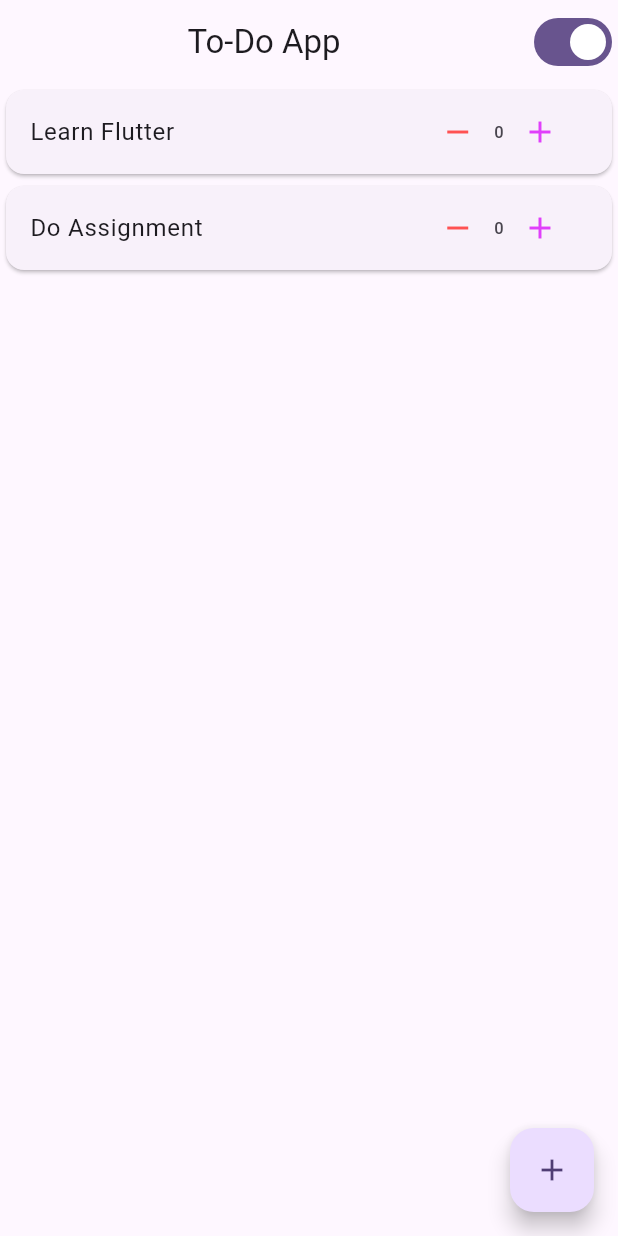
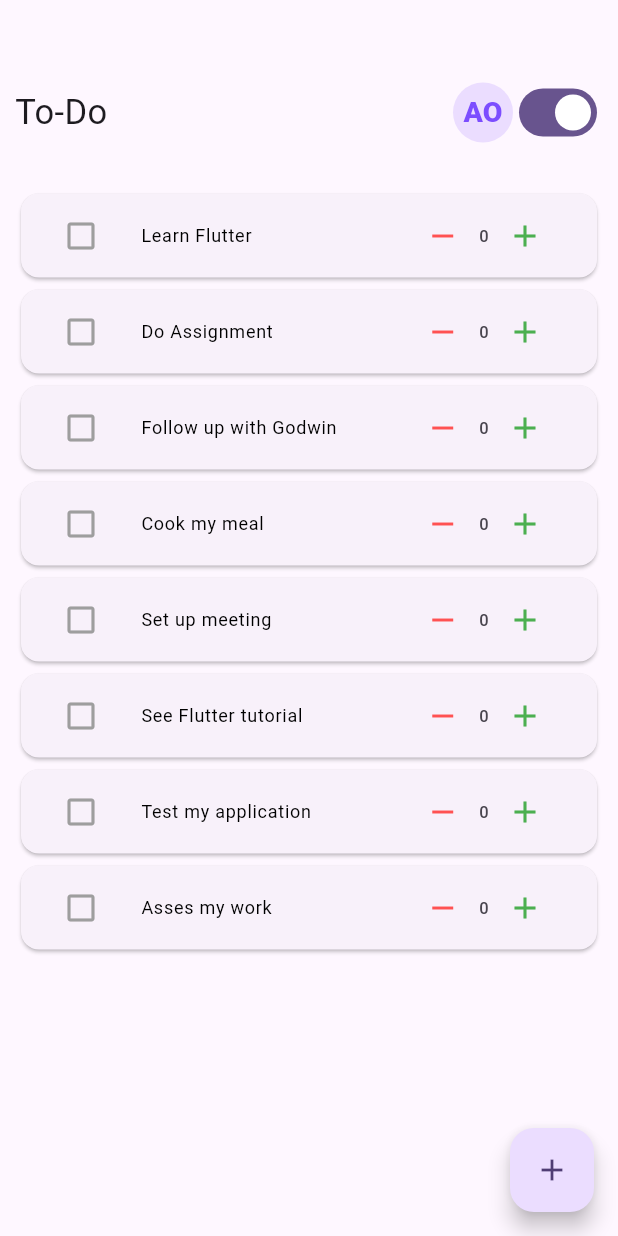
Before and after one commit to Holumeeday/TutorialApp, a Flutter app: the screen it shows after launch, on a phone screen of 412 x 824 dp. Run offline on Flutter 3.47's test engine with Material 3 defaults, Android fonts, the phone set to English and light mode, and no system bars.

Commit message:
refactored the code

```diff
--- a/lib/main.dart
+++ b/lib/main.dart
@@ -1,6 +1,6 @@
 import 'package:basicpractices/homepage.dart';
 import 'package:basicpractices/nullsafety.dart';
-import 'package:basicpractices/todo_app.dart';
+import 'package:basicpractices/todoapp/todo_app.dart';
 import 'package:flutter/material.dart';
 
 void main() {
--- a/lib/todo_app.dart
+++ /dev/null
@@ -1,107 +0,0 @@
-import 'package:flutter/material.dart';
-
-class TodoApp extends StatefulWidget {
-  const TodoApp({super.key});
-
-  @override
-  State<TodoApp> createState() => _TodoAppState();
-}
-
-class _TodoAppState extends State<TodoApp> {
-  bool showTasks = true;
-
-  // Task list
-  List<Map<String, dynamic>> tasks = [
-    {"title": "Learn Flutter", "count": 0},
-    {"title": "Do Assignment", "count": 0},
-  ];
-
-  void addTask() {
-    setState(() {
-      tasks.add({"title": "New Task ${tasks.length + 1}", "count": 0});
-    });
-  }
-
-  void increment(int index) {
-    setState(() {
-      tasks[index]["count"]++;
-    });
-  }
-
-  void decrement(int index) {
-    setState(() {
-      if (tasks[index]["count"] > 0) {
-        tasks[index]["count"]--;
-      }
-    });
-  }
-
-  @override
-  Widget build(BuildContext context) {
-    return Scaffold(
-      appBar: AppBar(
-        title: Center(child: const Text("To-Do App")),
-        actions: [
-          Switch(
-            value: showTasks,
-            onChanged: (value) {
-              setState(() {
-                showTasks = value;
-              });
-            },
-          ),
-        ],
-      ),
-      body: showTasks
-          ? ListView.builder(
-              itemCount: tasks.length,
-              itemBuilder: (context, index) {
-                return Card(
-                  elevation: 1,
-                  child: ListTile(
-                      title: Text(tasks[index]['title']),
-                      trailing: Row(
-                        mainAxisSize: MainAxisSize.min,
-                        children: [
-                          IconButton(
-                            icon: const Icon(Icons.remove, color: Colors.redAccent,),
-                            onPressed: () => decrement(index),
-                          ),
-                          Text("${tasks[index]["count"]}"),
-                          IconButton(
-                              onPressed: () => increment(index),
-                              icon: const Icon(Icons.add, color: Colors.purpleAccent,))
-                        ],
-                      )),
-                );
-              })
-          : Center(
-              child: Container(
-                height: 70,
-                width: 130,
-                decoration: BoxDecoration(
-                  border: Border.all(color: Colors.purpleAccent),
-                  borderRadius: BorderRadius.circular(15),
-                  color: Colors.grey
-                ),
-                child: Padding(
-                  padding: const EdgeInsets.all(8.0),
-                  child: Center(
-                    child: Text(
-                      'Total Task: ${tasks.length}',
-                      style: const TextStyle(
-                          fontSize: 15,
-                          fontWeight: FontWeight.w500,
-                          color: Colors.purpleAccent),
-                    ),
-                  ),
-                ),
-              ),
-            ),
-      floatingActionButton: FloatingActionButton(
-        onPressed: addTask,
-        child: const Icon(Icons.add),
-      ),
-    );
-  }
-}
--- /dev/null
+++ b/lib/todoapp/tasklist.dart
@@ -0,0 +1,83 @@
+import 'package:flutter/material.dart';
+
+class TaskList extends StatelessWidget {
+  final List<Map<String, dynamic>> tasks;
+  final Function(int) onIncrement;
+  final Function(int) onDecrement;
+  final Function(int) onToggle;
+
+  const TaskList({
+    super.key,
+    required this.tasks,
+    required this.onIncrement,
+    required this.onDecrement,
+    required this.onToggle,
+  });
+
+  @override
+  Widget build(BuildContext context) {
+    return Expanded(
+      child: ListView.builder(
+          itemCount: tasks.length,
+          itemBuilder: (context, index) {
+            return TaskCard_(
+              isDone: tasks[index]["isDone"],
+              title: tasks[index]['title'],
+              count: tasks[index]['count'],
+              onDecrement: () => onDecrement(index),
+              onIncrement: () => onIncrement(index),
+              onToggleDone:() => onToggle(index) ,
+            );
+          }),
+    );
+  }
+}
+
+class TaskCard_ extends StatelessWidget {
+  final String title;
+  final int count;
+  final VoidCallback onIncrement;
+  final VoidCallback onDecrement;
+  final bool isDone;
+  final VoidCallback onToggleDone;
+
+  const TaskCard_({
+    super.key,
+    required this.title,
+    required this.count,
+    required this.onIncrement,
+    required this.onDecrement,
+    required this.isDone,
+    required this.onToggleDone
+  });
+
+  @override
+  Widget build(BuildContext context) {
+    return Card(
+      elevation: 1,
+      child: ListTile(
+        leading: IconButton(onPressed: onToggleDone,
+         icon: Icon(isDone ? Icons.check_box : Icons.check_box_outline_blank, color: isDone? Colors.green: Colors.grey,)),
+          title: Expanded(child: Text(title, style: TextStyle(fontSize: 12, decoration: isDone ? TextDecoration.lineThrough : null, color: isDone? Colors.green : Colors.black),)),
+          trailing: Row(
+            mainAxisSize: MainAxisSize.min,
+            children: [
+
+              IconButton(
+                  icon: const Icon(
+                    Icons.remove,
+                    color: Colors.redAccent,
+                  ),
+                  onPressed:  onDecrement),
+              Text("$count"),
+              IconButton(
+                  onPressed: onIncrement,
+                  icon: const Icon(
+                    Icons.add,
+                    color: Colors.green,
+                  ))
+            ],
+          )),
+    );
+  }
+}
--- /dev/null
+++ b/lib/todoapp/todo_app.dart
@@ -0,0 +1,111 @@
+import 'package:basicpractices/todoapp/tasklist.dart';
+import 'package:basicpractices/todoapp/total_taskscore.dart';
+import 'package:flutter/material.dart';
+
+class TodoApp extends StatefulWidget {
+  const TodoApp({super.key});
+
+  @override
+  State<TodoApp> createState() => _TodoAppState();
+}
+
+class _TodoAppState extends State<TodoApp> {
+  bool showTasks = true;
+
+  // Task list
+  List<Map<String, dynamic>> tasks = [
+    {"title": "Learn Flutter", "count": 0, "isDone": false},
+    {"title": "Do Assignment", "count": 0, "isDone": false},
+    {"title": "Follow up with Godwin", "count": 0, "isDone": false},
+    {"title": "Cook my meal", "count": 0, "isDone": false},
+    {"title": "Set up meeting", "count": 0, "isDone": false},
+    {"title": "See Flutter tutorial", "count": 0, "isDone": false},
+    {"title": "Test my application", "count": 0, "isDone": false},
+    {"title": "Asses my work", "count": 0, "isDone": false},
+  ];
+
+  void addTask() {
+    setState(() {
+      tasks.add({"title": "New Task ${tasks.length + 1}", "count": 0});
+    });
+  }
+
+  void increment(int index) {
+    setState(() {
+      tasks[index]["count"]++;
+    });
+  }
+
+  void decrement(int index) {
+    setState(() {
+      if (tasks[index]["count"] > 0) {
+        tasks[index]["count"]--;
+      }
+    });
+  }
+
+  void toggleDone(int index) {
+    setState(() {
+      tasks[index]["isDone"] = !tasks[index]["isDone"];
+    });
+  }
+
+  @override
+  Widget build(BuildContext context) {
+    return Scaffold(
+      body: Padding(
+        padding: const EdgeInsets.symmetric(horizontal: 10, vertical: 25),
+        child: Column(
+          children: [
+            Row(
+              mainAxisAlignment: MainAxisAlignment.spaceBetween,
+              children: [
+                Text(
+                  'To-Do',
+                  style: TextStyle(
+                    fontSize: 23,
+                  ),
+                ),
+                Row(
+                  children: [
+                    SizedBox(
+                      width: 40,
+                      child: CircleAvatar(
+                          radius: 50,
+                          child: Text(
+                            "AO",
+                            style: TextStyle(
+                                fontSize: 19,
+                                fontWeight: FontWeight.w800,
+                                color: Colors.deepPurpleAccent),
+                          )),
+                    ),
+                    Switch(
+                      value: showTasks,
+                      onChanged: (value) {
+                        setState(() {
+                          showTasks = value;
+                        });
+                      },
+                    ),
+                  ],
+                )
+              ],
+            ),
+            showTasks
+                ? TaskList(
+                    onToggle: toggleDone,
+                    tasks: tasks,
+                    onIncrement: increment,
+                    onDecrement: decrement)
+                : Total_taskscore(tasks: tasks),
+          ],
+        ),
+      ),
+      floatingActionButton: FloatingActionButton(
+        onPressed: addTask,
+        child: const Icon(Icons.add),
+      ),
+    );
+  }
+}
--- /dev/null
+++ b/lib/todoapp/total_taskscore.dart
@@ -0,0 +1,36 @@
+import 'package:flutter/material.dart';
+
+class Total_taskscore extends StatelessWidget {
+  const Total_taskscore({
+    super.key,
+    required this.tasks,
+  });
+
+  final List<Map<String, dynamic>> tasks;
+
+  @override
+  Widget build(BuildContext context) {
+    return Center(
+      child: Container(
+        height: 70,
+        width: 130,
+        decoration: BoxDecoration(
+            border: Border.all(color: Colors.deepPurpleAccent),
+            borderRadius: BorderRadius.circular(15),
+            color: Colors.grey),
+        child: Padding(
+          padding: const EdgeInsets.all(8.0),
+          child: Center(
+            child: Text(
+              'Total Task: ${tasks.length}',
+              style: const TextStyle(
+                  fontSize: 14,
+                  fontWeight: FontWeight.w500,
+                  color: Colors.deepPurpleAccent),
+            ),
+          ),
+        ),
+      ),
+    );
+  }
+}
--- a/pubspec.yaml
+++ b/pubspec.yaml
@@ -58,9 +58,9 @@
   uses-material-design: true
 
   # To add assets to your application, add an assets section, like this:
-  # assets:
-  #   - images/a_dot_burr.jpeg
-  #   - images/a_dot_ham.jpeg
+  assets:
+    - assets/images/
+
 
   # An image asset can refer to one or more resolution-specific "variants", see
   # https://flutter.dev/to/resolution-aware-images
```
Also changed, not shown: assets/images/olu.JPG (added).
